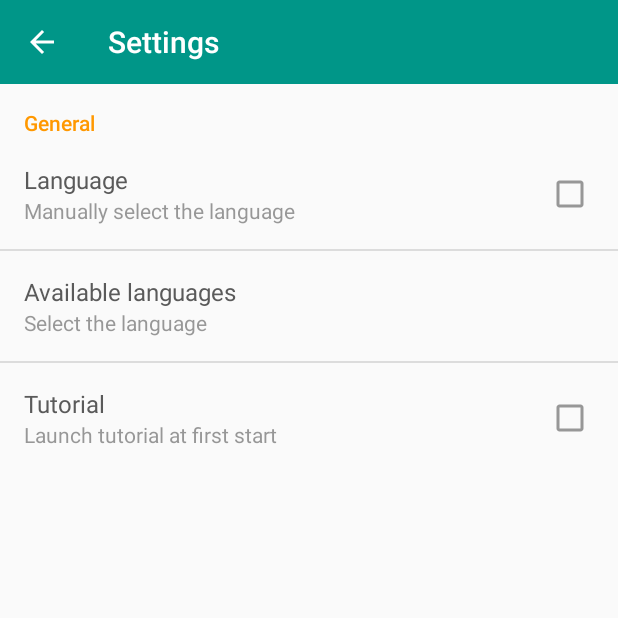
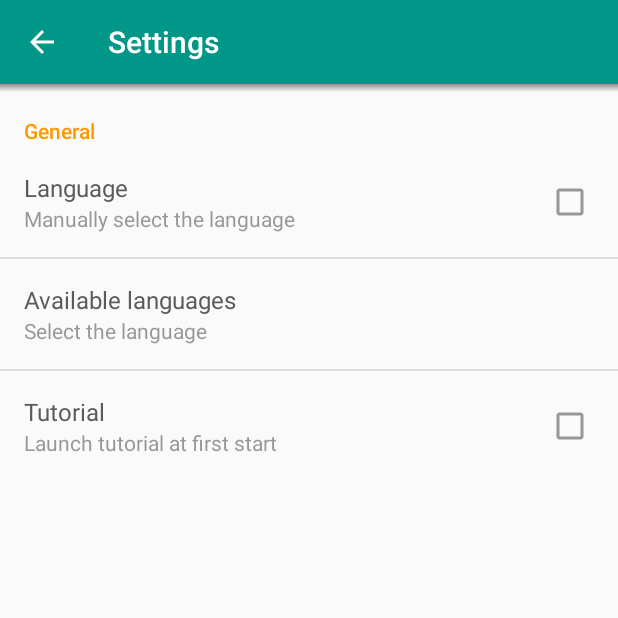
Before and after one commit to meons/HESSO-Tourism-AndroidApp, an Android app: the SettingsActivity screen opened directly, with no data from a screen before it, on a phone screen of 412 x 824 dp, the top half of it. Run offline under Robolectric (Android 15) with nearby library versions, the light colour scheme and no system bars.

Commit message:
Layout improvement

```diff
--- a/app/src/main/java/com/dsv/tourism/adapter/AnsweredQuizAdapter.java
+++ b/app/src/main/java/com/dsv/tourism/adapter/AnsweredQuizAdapter.java
@@ -58,7 +58,8 @@ public class AnsweredQuizAdapter extends ArrayAdapter<Quiz> {
         final TextView textView = (TextView) row.findViewById(R.id.row_quiz_name);
 
 
-        SimpleDateFormat sdf = new SimpleDateFormat("dd-MM-yyyy hh:mm:ss", Locale.FRANCE);
+        Locale current = getContext().getResources().getConfiguration().locale;
+        SimpleDateFormat sdf = new SimpleDateFormat(getContext().getString(R.string.answered_quizzes_date_format), current);
 
         final TextView textViewDate = (TextView) row.findViewById(R.id.row_quiz_answered_date);
         textView.setText(quiz.getmName());
--- /dev/null
+++ b/app/src/main/res/drawable/toolbar_dropshadow.xml
@@ -0,0 +1,7 @@
+<?xml version="1.0" encoding="utf-8"?>
+<shape xmlns:android="http://schemas.android.com/apk/res/android" android:shape="rectangle">
+    <gradient
+        android:startColor="@android:color/transparent"
+        android:endColor="#88333333"
+        android:angle="90"/>
+</shape>
--- a/app/src/main/res/layout/activity_main.xml
+++ b/app/src/main/res/layout/activity_main.xml
@@ -43,6 +43,10 @@
                     app:cpv_animAutostart="true"
                     app:cpv_indeterminate="true" />
 
+                <View
+                    android:layout_width="match_parent"
+                    android:layout_height="5dp"
+                    android:background="@drawable/toolbar_dropshadow" />
             </FrameLayout>
         </LinearLayout>
     </FrameLayout>
--- a/app/src/main/res/layout/activity_result.xml
+++ b/app/src/main/res/layout/activity_result.xml
@@ -15,6 +15,11 @@
         android:minHeight="?attr/actionBarSize"
         android:theme="@style/ThemeOverlay.AppCompat.Dark.ActionBar"/>
 
+    <View
+        android:layout_width="match_parent"
+        android:layout_height="5dp"
+        android:background="@drawable/toolbar_dropshadow" />
+
     <android.support.v4.view.ViewPager
         android:id="@+id/pager"
         android:layout_width="match_parent"
--- a/app/src/main/res/layout/activity_settings.xml
+++ b/app/src/main/res/layout/activity_settings.xml
@@ -11,6 +11,11 @@
         android:background="?attr/colorPrimary"
         style="@style/Widget.MyApp.ActionBar"
         />
+
+    <View
+        android:layout_width="match_parent"
+        android:layout_height="5dp"
+        android:background="@drawable/toolbar_dropshadow" />
     <ListView
         android:id="@android:id/list"
         android:layout_width="match_parent"
--- a/app/src/main/res/values/strings.xml
+++ b/app/src/main/res/values/strings.xml
@@ -36,8 +36,8 @@
     <string name="tab_recommendation_name">Recommendations</string>
     <string name="radar_data_set_name">Quiz results</string>
 
-<!-- TODO: Remove or change this placeholder text -->
-    <string name="hello_blank_fragment">Hello blank fragment</string>
+    <!-- Answered quizzes -->
+    <string name="answered_quizzes_date_format">MMMM dd, yyyy, hh:mm</string>
 
 
 </resources>
```
Also changed, not shown: app/src/main/res/layout/activity_about.xml (+7 -0 lines), app/src/main/res/layout/fragment_question.xml (line endings or trailing spaces), 2 other files.
